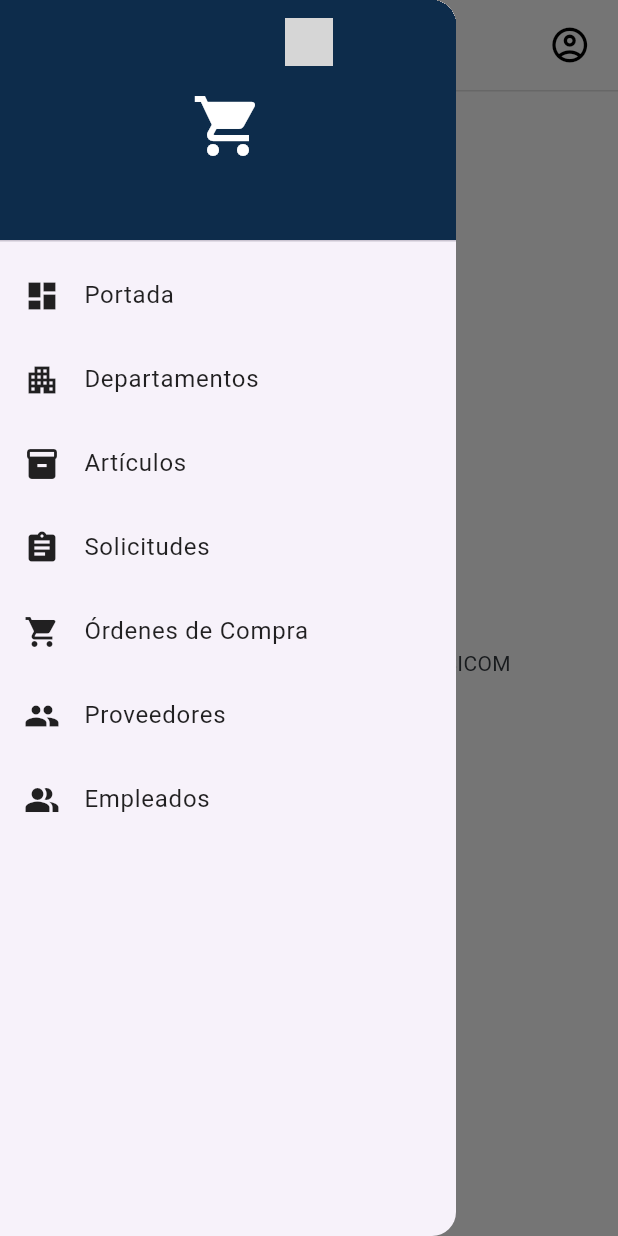
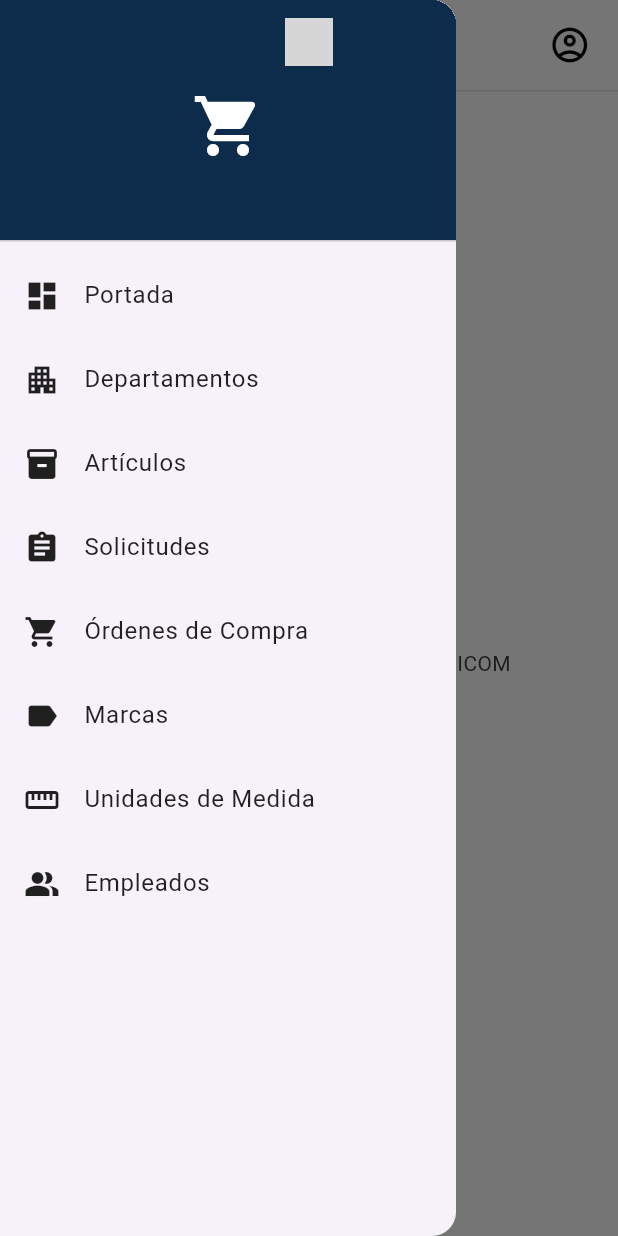
Before and after one commit to javieralessander/sistema_compras, a Flutter app: the HomeScreen screen opened by its route, with the side drawer open, on a phone screen of 412 x 824 dp. Run offline on Flutter 3.47's test engine with Material 3 defaults, Android fonts, the phone set to English and light mode, and no system bars; our stand-ins replace carousel_slider, cloud_firestore, flutter_dotenv, flutter_secure_storage, flutter_svg, geolocator and 5 more; accounts and stored records are empty; project files that could hold a hidden picture were left out; grey boxes are pictures that could not be loaded.

Commit message:
Agregar rutas y proveedores para los módulos de Marca y Unidad en el enrutador de la aplicación

```diff
--- a/lib/core/config/app_router.dart
+++ b/lib/core/config/app_router.dart
@@ -1,6 +1,7 @@
 import 'package:flutter/material.dart';
 import 'package:go_router/go_router.dart';
 import 'package:provider/provider.dart';
+import 'package:sistema_compras/features/modules/brand/screens/brand_screen.dart';
 import 'package:sistema_compras/features/modules/employee/screens/employee_screen.dart';
 
 // Importa tus pantallas aquí
@@ -10,6 +11,7 @@ import '../../features/auth/screens/login_screen.dart';
 import '../../features/auth/screens/register_screen.dart';
 import '../../features/home/screens/home_screen.dart';
 import '../../features/modules/department/screens/department_screen.dart';
+import '../../features/modules/unit/screens/unit_screen.dart';
 import '../../features/profile/screens/user_profile_screen.dart';
 import '../../features/profile/services/user_profile_service.dart';
 import '../../shared/widgets/custom_google_maps.dart';
@@ -66,7 +68,16 @@ final GoRouter appRouter = GoRouter(
       name: DepartmentScreen.name,
       builder: (context, state) => DepartmentScreen(),
     ),
-
+    GoRoute(
+      path: '/brans',
+      name: BrandScreen.name,
+      builder: (context, state) => BrandScreen(),
+    ),
+    GoRoute(
+      path: '/units',
+      name: UnitScreen.name,
+      builder: (context, state) => UnitScreen(),
+    ),
     // La rutas dependiendo de la estructura de la app
     GoRoute(
       path: '/maps',
--- a/lib/main.dart
+++ b/lib/main.dart
@@ -3,6 +3,7 @@ import 'package:flutter_dotenv/flutter_dotenv.dart';
 import 'package:flutter_localizations/flutter_localizations.dart';
 import 'package:provider/provider.dart';
 import 'package:sistema_compras/features/modules/department/providers/department_provider.dart';
+import 'package:sistema_compras/features/modules/unit/providers/unit_provider.dart';
 
 import 'core/config/app_router.dart';
 import 'core/config/app_theme.dart';
@@ -13,6 +14,7 @@ import 'core/services/preferences.dart';
 import 'features/auth/services/auth_service.dart';
 import 'features/auth/services/login_service.dart';
 import 'features/auth/services/services.dart';
+import 'features/modules/brand/providers/brand_provider.dart';
 import 'features/modules/employee/providers/employee_provider.dart';
 
 Future<void> main() async {
@@ -34,6 +36,8 @@ Future<void> main() async {
         ChangeNotifierProvider(create: (_) => RegisterService()),
         ChangeNotifierProvider(create: (_) => EmployeeProvider()),
         ChangeNotifierProvider(create: (_) => DepartmentProvider()),
+        ChangeNotifierProvider(create: (_) => BrandProvider()),
+        ChangeNotifierProvider(create: (_) => UnitProvider()),
       ],
       child: const MyApp(),
     ),
--- a/lib/shared/widgets/generic_appbar.dart
+++ b/lib/shared/widgets/generic_appbar.dart
@@ -2,8 +2,10 @@ import 'package:flutter/material.dart';
 import 'package:flutter_svg/flutter_svg.dart';
 import 'package:go_router/go_router.dart';
 import 'package:sistema_compras/features/home/screens/home_screen.dart';
+import '../../features/modules/brand/screens/brand_screen.dart';
 import '../../features/modules/department/screens/department_screen.dart';
 import '../../features/modules/employee/screens/employee_screen.dart';
+import '../../features/modules/unit/screens/unit_screen.dart';
 import '../../features/profile/screens/user_profile_screen.dart';
 
 // 1. Define la clase de datos para los menús
@@ -46,10 +48,11 @@ const List<MenuItemData> appMenuItems = [
     icon: Icons.shopping_cart,
     routeName: 'purchase-orders',
   ),
+  MenuItemData(title: 'Marcas', icon: Icons.label, routeName: BrandScreen.name),
   MenuItemData(
-    title: 'Proveedores',
-    icon: Icons.people,
-    routeName: 'providers',
+    title: 'Unidades de Medida',
+    icon: Icons.straighten,
+    routeName: UnitScreen.name,
   ),
   MenuItemData(
     title: 'Empleados',
```
